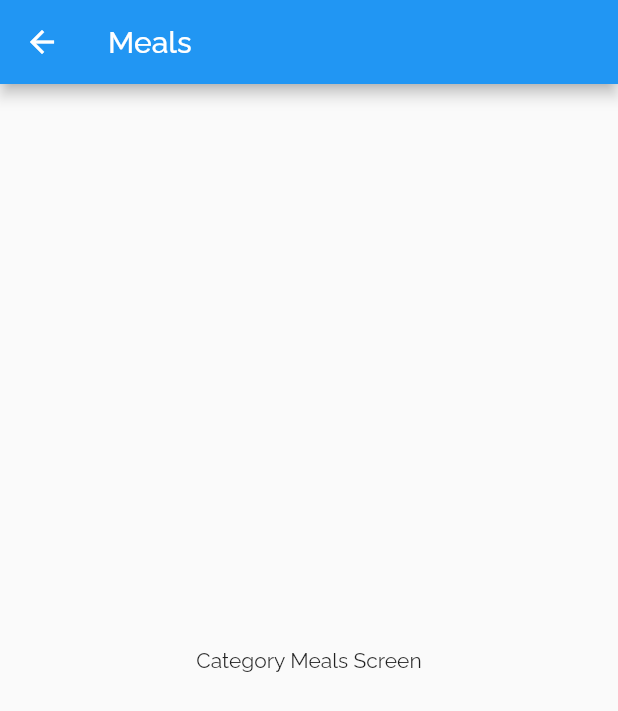
After one commit to fathansantoso30/udemy_meals_app, a Flutter app: the screen it shows after launch, after a tap on "Italian", on a phone screen of 412 x 824 dp. The commit adds this screen. Shown: the top 711 px of the screen. Run offline on Flutter 3.47's test engine with Material 2 defaults, Android fonts, the phone set to English and light mode, and no system bars; our stand-ins replace google_fonts.

Commit message:
added meals screen

```diff
--- a/lib/category_item.dart
+++ b/lib/category_item.dart
@@ -1,4 +1,5 @@
 import 'package:flutter/material.dart';
+import 'package:udemy_meals_app/category_meals_screen.dart';
 
 class CategoryItem extends StatelessWidget {
   final String title;
@@ -6,9 +7,17 @@ class CategoryItem extends StatelessWidget {
 
   const CategoryItem({super.key, required this.title, required this.color});
 
+  void selectCategory(BuildContext ctx) {
+    Navigator.of(ctx)
+        .push(MaterialPageRoute(builder: (_) => const CategoryMealsScreen()));
+  }
+
   @override
   Widget build(BuildContext context) {
-    return Container(
+    return InkWell(
+      splashColor: Theme.of(context).primaryColor,
+      onTap: () => selectCategory(context),
+      child: Container(
         padding: const EdgeInsets.all(15),
         decoration: BoxDecoration(
           borderRadius: BorderRadius.circular(15),
@@ -25,6 +34,7 @@ class CategoryItem extends StatelessWidget {
           title,
           style: Theme.of(context).textTheme.titleMedium,
         ),
+      ),
     );
   }
 }
--- /dev/null
+++ b/lib/category_meals_screen.dart
@@ -0,0 +1,15 @@
+import 'package:flutter/material.dart';
+
+class CategoryMealsScreen extends StatelessWidget {
+  const CategoryMealsScreen({super.key});
+
+  @override
+  Widget build(BuildContext context) {
+    return Scaffold(
+      appBar: AppBar(
+        title: const Text('Meals'),
+      ),
+      body: const Center(child: Text('Category Meals Screen')),
+    );
+  }
+}
```
Lines whose indentation alone changed are shown as unchanged.
